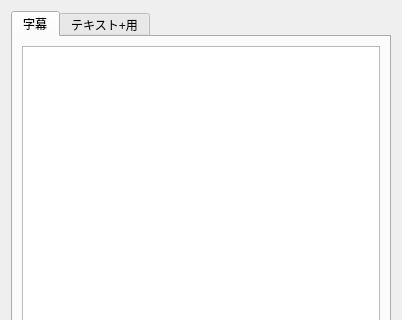
This is library/python/rs/tool/voice_bin/voice_bin.ui in nakano000/Resolve_Script as Qt 5 draws it before an edit; both pictures show x 0 to 402 and y 0 to 320 of the 402 by 537 pixel window. The edited form follows.
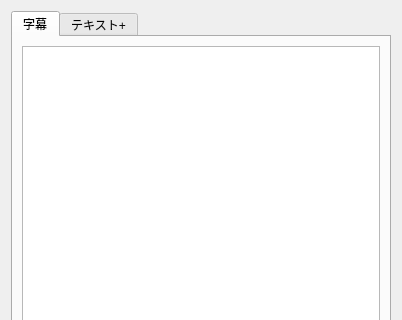
This is the edited form. Custom widgets are drawn as their Qt base class.

Commit message: ui調整

```diff
--- a/library/python/rs/tool/voice_bin/voice_bin.ui
+++ b/library/python/rs/tool/voice_bin/voice_bin.ui
@@ -50,7 +50,7 @@
      </widget>
      <widget class="QWidget" name="textTab">
       <attribute name="title">
-       <string>テキスト+用</string>
+       <string>テキスト+</string>
       </attribute>
       <layout class="QVBoxLayout" name="verticalLayout_4">
        <item>
```
The commit also changes 1 other file.
